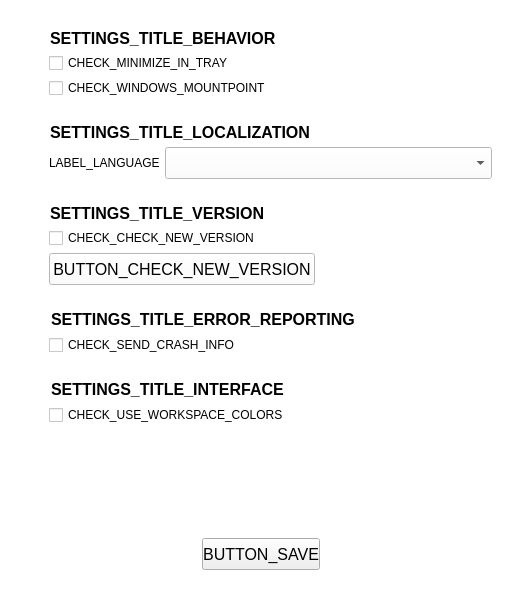
First picture: the form in parsec/core/gui/forms/global_settings_widget.ui, repository Scille/parsec-cloud, before the edit.
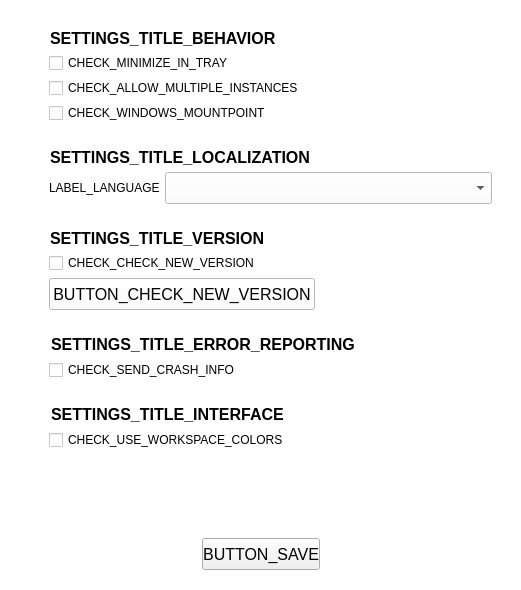
Second picture: the form after the edit. Icons and pictures are not drawn. Custom widgets are drawn as their Qt base class.

Patch:
```diff
--- a/parsec/core/gui/forms/global_settings_widget.ui
+++ b/parsec/core/gui/forms/global_settings_widget.ui
@@ -61,7 +61,7 @@
         <x>0</x>
         <y>0</y>
         <width>467</width>
-        <height>482</height>
+        <height>511</height>
        </rect>
       </property>
       <layout class="QVBoxLayout" name="verticalLayout_2">
@@ -141,6 +141,13 @@
               </property>
              </widget>
             </item>
+            <item>
+             <widget class="QCheckBox" name="check_box_multiple_instances">
+              <property name="text">
+               <string>CHECK_ALLOW_MULTIPLE_INSTANCES</string>
+              </property>
+             </widget>
+            </item>
             <item>
              <widget class="QCheckBox" name="check_box_windows_left_panel">
               <property name="text">
```
